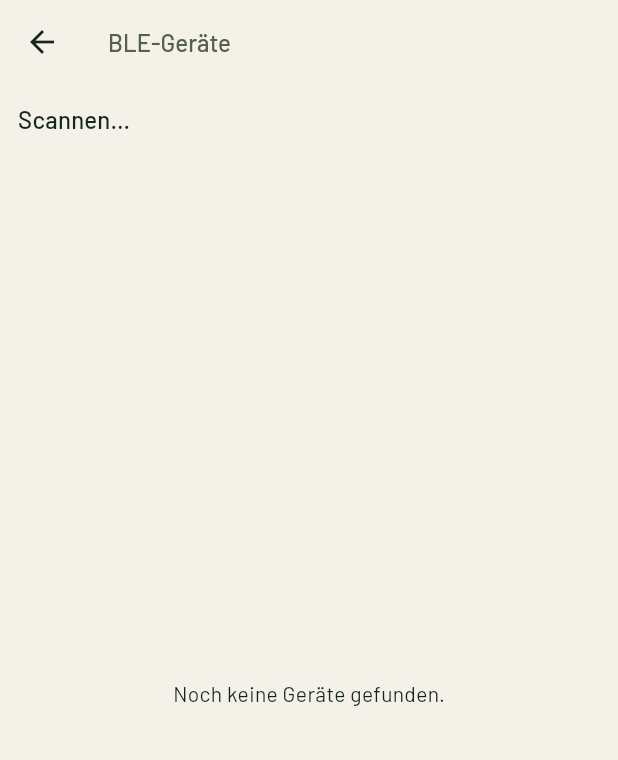
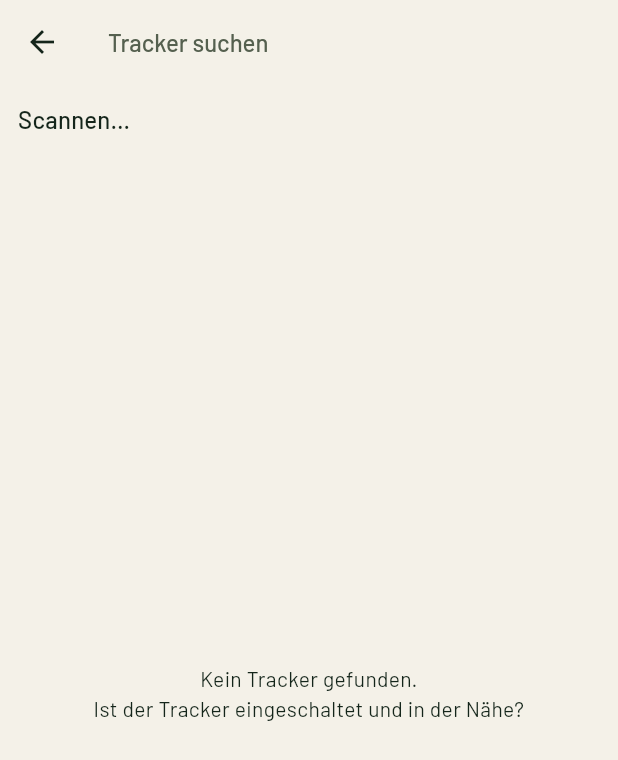
Before and after one commit to ttTobitt/Flutter-App---Sport-Tracker, a Flutter app: the screen it shows after launch, after a tap on "Tracker verbinden", on a phone screen of 412 x 824 dp. Shown: the top 760 px of the screen. Run offline on Flutter 3.47's test engine with Material 3 defaults, Android fonts, the phone set to English and light mode, and no system bars; our stand-ins replace flutter_blue_plus, google_fonts, latlong2.

Commit message:
BLE-Scan zeigt nur noch den Tracker an
Feste UUIDs für Service und Characteristics (siehe vault/BLE-Protokoll.md).
Der Scan filtert nach der Service-UUID, Kopfhörer und andere Geräte
tauchen nicht mehr auf.

Co-Authored-By: Claude Opus 5.5 <noreply@anthropic.com>

```diff
--- a/lib/screens/ble_scan_screen.dart
+++ b/lib/screens/ble_scan_screen.dart
@@ -33,7 +33,7 @@ class _BleScanScreenState extends State<BleScanScreen> {
   Widget build(BuildContext context) {
     return Scaffold(
       appBar: AppBar(
-        title: const Text('BLE-Geräte'),
+        title: const Text('Tracker suchen'),
       ),
       body: AnimatedBuilder(
         animation: Listenable.merge([
@@ -65,7 +65,11 @@ class _BleScanScreenState extends State<BleScanScreen> {
                 Expanded(
                   child: results.isEmpty
                       ? const Center(
-                          child: Text('Noch keine Geräte gefunden.'),
+                          child: Text(
+                            'Kein Tracker gefunden.\n'
+                            'Ist der Tracker eingeschaltet und in der Nähe?',
+                            textAlign: TextAlign.center,
+                          ),
                         )
                       : ListView.builder(
                           itemCount: results.length,
--- a/lib/services/ble_service.dart
+++ b/lib/services/ble_service.dart
@@ -11,6 +11,14 @@ enum BleConnectionStatus {
   scanning,
   connected,
   error,
+}
+
+/// UUIDs des Sporttrackers. Müssen mit der Firmware übereinstimmen,
+/// siehe vault/BLE-Protokoll.md.
+class TrackerUuids {
+  static final service = Guid('be440001-a3df-4184-b0be-9ee4a9662653');
+  static final commands = Guid('be440002-a3df-4184-b0be-9ee4a9662653');
+  static final data = Guid('be440003-a3df-4184-b0be-9ee4a9662653');
 }
 
 class BleService {
@@ -39,7 +47,12 @@ class BleService {
         scanResults.value = results;
       });
 
-      await FlutterBluePlus.startScan(timeout: const Duration(seconds: 15));
+      // Nur Geräte anzeigen, die unseren Service im Advertising mitsenden.
+      // Kopfhörer, Uhren usw. werden so schon von Android herausgefiltert.
+      await FlutterBluePlus.startScan(
+        withServices: [TrackerUuids.service],
+        timeout: const Duration(seconds: 15),
+      );
     } catch (e) {
       errorMessage.value = e.toString();
       connectionStatus.value = BleConnectionStatus.error;
```
